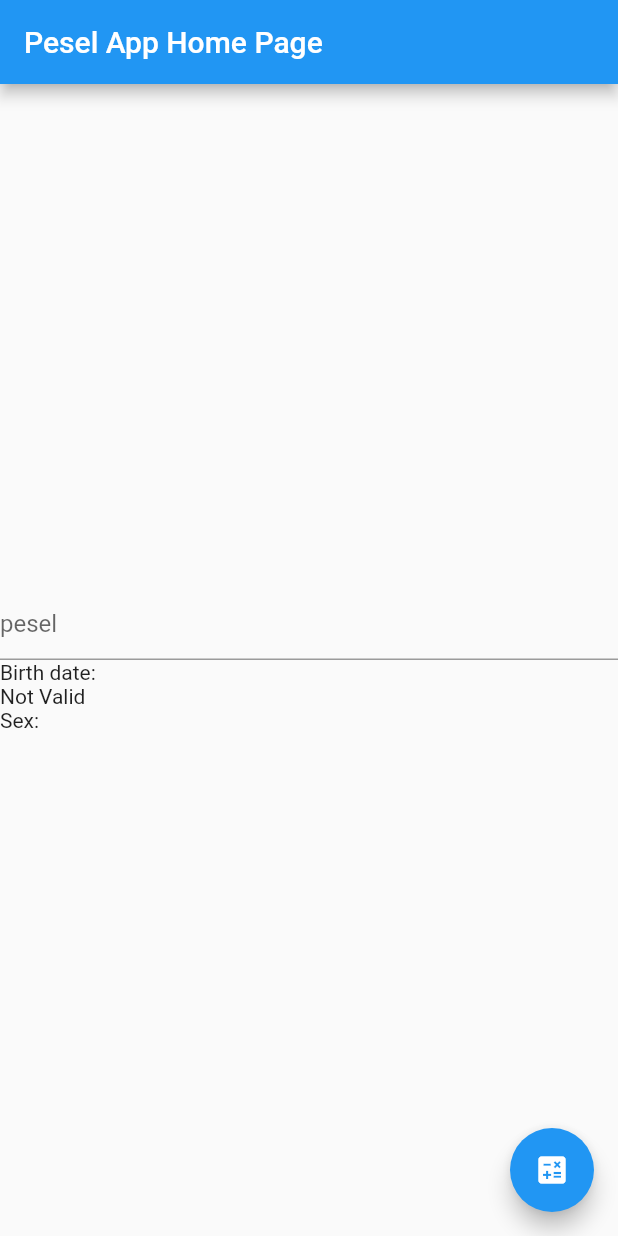
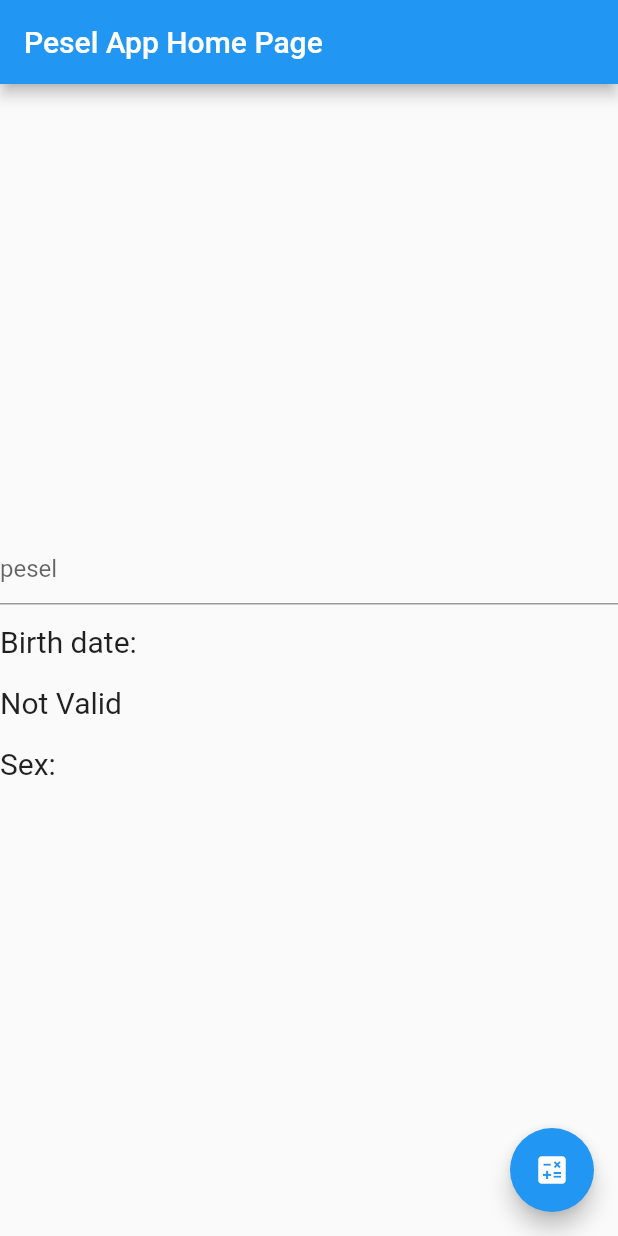
Before and after one commit to Qrol/pesel_flutter, a Flutter app: the screen it shows after launch, on a phone screen of 412 x 824 dp. Run offline on Flutter 3.47's test engine with Material 2 defaults, Android fonts, the phone set to English and light mode, and no system bars.

Commit message:
Changed font size

```diff
--- a/lib/main.dart
+++ b/lib/main.dart
@@ -37,6 +37,9 @@ class _MyHomePageState extends State<MyHomePage> {
   String sex = "";
   String isValid = "Not Valid";
   final myController = TextEditingController();
+
+  var myStyle = TextStyle(fontSize: 20, height: 2.0);
+
 
   @override void dispose() {
     myController.dispose();
@@ -115,16 +118,19 @@ class _MyHomePageState extends State<MyHomePage> {
               children: [
                 Text(
                   'Birth date:',
+                  style: myStyle
                 ),
                 Text(
-                  '$birthDay'
+                  '$birthDay',
+                    style: myStyle
                 )
               ]
             ),
             Row(
                 children: [
                   Text(
-                      '$isValid'
+                      '$isValid',
+                      style: myStyle
                   )
                 ]
             ),
@@ -132,9 +138,11 @@ class _MyHomePageState extends State<MyHomePage> {
                 children: [
                   Text(
                     'Sex:',
+                      style: myStyle
                   ),
                   Text(
-                      '$sex'
+                      '$sex',
+                      style: myStyle
                   )
                 ]
             ),
```
